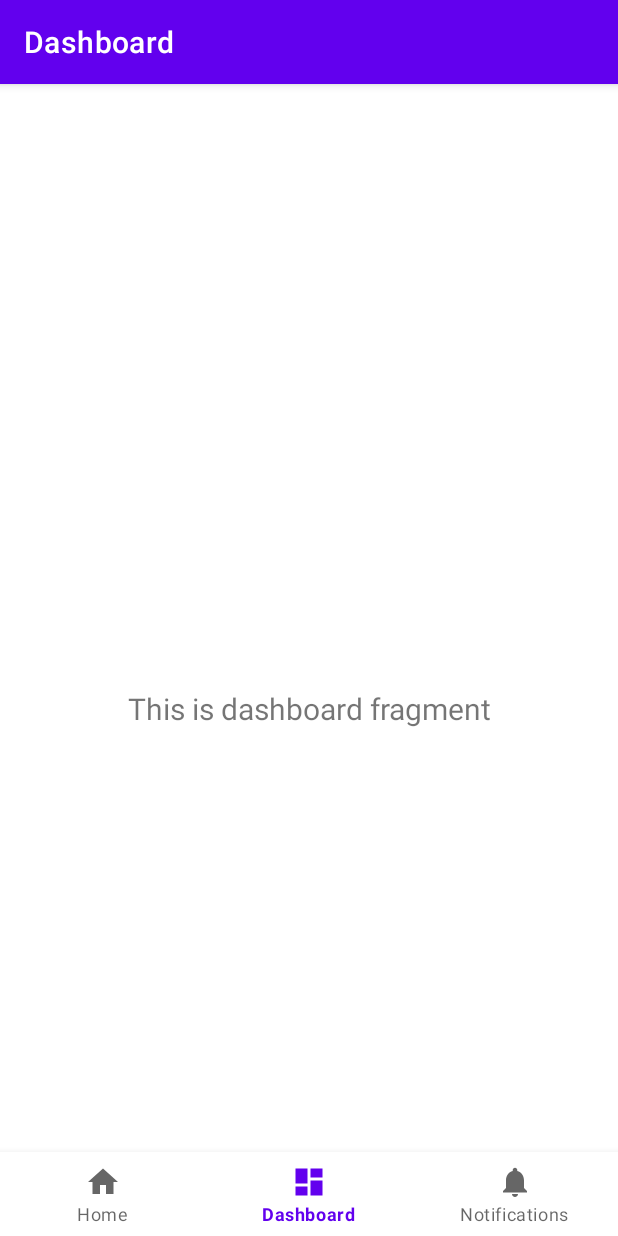
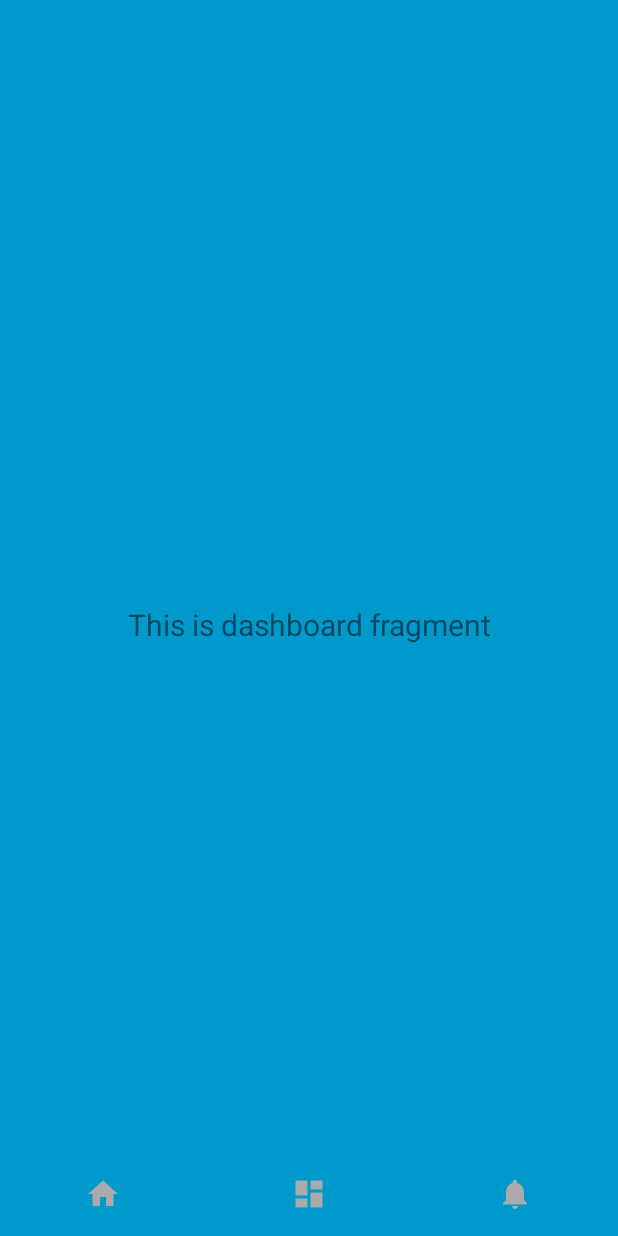
Before and after one commit to johnchen383/nolo, an Android app: the DashboardFragment screen opened through its navigation route, on a phone screen of 412 x 824 dp. Run offline under Robolectric (Android 15) with nearby library versions, the phone set to English and light mode, and no system bars; our stand-ins replace navigation-ui.

Commit message:
feat: transparent bottom nav + removing title bar

```diff
--- a/app/src/main/java/com/example/nolo/MainActivity.java
+++ b/app/src/main/java/com/example/nolo/MainActivity.java
@@ -20,6 +20,10 @@ public class MainActivity extends AppCompatActivity {
     protected void onCreate(Bundle savedInstanceState) {
         super.onCreate(savedInstanceState);
 
+        if (getSupportActionBar() != null) {
+            getSupportActionBar().hide();
+        }
+
         binding = ActivityMainBinding.inflate(getLayoutInflater());
         setContentView(binding.getRoot());
 
--- a/app/src/main/res/layout/activity_main.xml
+++ b/app/src/main/res/layout/activity_main.xml
@@ -3,20 +3,7 @@
     xmlns:app="http://schemas.android.com/apk/res-auto"
     android:id="@+id/container"
     android:layout_width="match_parent"
-    android:layout_height="match_parent"
-    android:paddingTop="?attr/actionBarSize">
-
-    <com.google.android.material.bottomnavigation.BottomNavigationView
-        android:id="@+id/nav_view"
-        android:layout_width="0dp"
-        android:layout_height="wrap_content"
-        android:layout_marginStart="0dp"
-        android:layout_marginEnd="0dp"
-        android:background="?android:attr/windowBackground"
-        app:layout_constraintBottom_toBottomOf="parent"
-        app:layout_constraintLeft_toLeftOf="parent"
-        app:layout_constraintRight_toRightOf="parent"
-        app:menu="@menu/bottom_nav_menu" />
+    android:layout_height="match_parent">
 
     <fragment
         android:id="@+id/nav_host_fragment_activity_main"
@@ -30,4 +17,17 @@
         app:layout_constraintTop_toTopOf="parent"
         app:navGraph="@navigation/mobile_navigation" />
 
+    <com.google.android.material.bottomnavigation.BottomNavigationView
+        android:id="@+id/nav_view"
+        android:layout_width="0dp"
+        android:layout_height="wrap_content"
+        android:layout_marginStart="0dp"
+        android:layout_marginEnd="0dp"
+        android:background="@android:color/transparent"
+        app:layout_constraintBottom_toBottomOf="parent"
+        app:layout_constraintLeft_toLeftOf="parent"
+        app:layout_constraintRight_toRightOf="parent"
+        app:menu="@menu/bottom_nav_menu"
+        style="@style/BottomNavigation"/>
+
 </androidx.constraintlayout.widget.ConstraintLayout>
--- a/app/src/main/res/layout/fragment_dashboard.xml
+++ b/app/src/main/res/layout/fragment_dashboard.xml
@@ -4,7 +4,8 @@
     xmlns:tools="http://schemas.android.com/tools"
     android:layout_width="match_parent"
     android:layout_height="match_parent"
-    tools:context=".ui.dashboard.DashboardFragment">
+    tools:context=".ui.dashboard.DashboardFragment"
+    android:background="@android:color/holo_blue_dark">
 
     <TextView
         android:id="@+id/text_dashboard"
--- a/app/src/main/res/menu/bottom_nav_menu.xml
+++ b/app/src/main/res/menu/bottom_nav_menu.xml
@@ -4,12 +4,13 @@
     <item
         android:id="@+id/navigation_home"
         android:icon="@drawable/ic_home_black_24dp"
-        android:title="@string/title_home" />
+        android:title="@string/title_home"/>
 
     <item
         android:id="@+id/navigation_dashboard"
         android:icon="@drawable/ic_dashboard_black_24dp"
-        android:title="@string/title_dashboard" />
+        android:title="@string/title_dashboard"
+        />
 
     <item
         android:id="@+id/navigation_notifications"
--- a/app/src/main/res/values/themes.xml
+++ b/app/src/main/res/values/themes.xml
@@ -12,5 +12,14 @@
         <!-- Status bar color. -->
         <item name="android:statusBarColor" tools:targetApi="l">?attr/colorPrimaryVariant</item>
         <!-- Customize your theme here. -->
+<!--        <item name="windowNoTitle">true</item>-->
+
+    </style>
+
+    <!-- Bottom navigation style-->
+    <style name="BottomNavigation">
+        <item name="itemIconTint">@android:color/darker_gray</item>
+        <item name="elevation">0dp</item>
+        <item name="labelVisibilityMode">unlabeled</item>
     </style>
 </resources>
```
